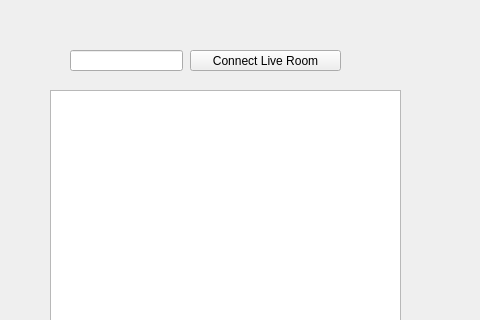
First picture: the form in src/ui/mainwindow.ui, repository Fidelxyz/bilibili-live-danmuku, before the edit; both pictures show x 0 to 480 and y 0 to 320 of the 800 by 600 pixel window.
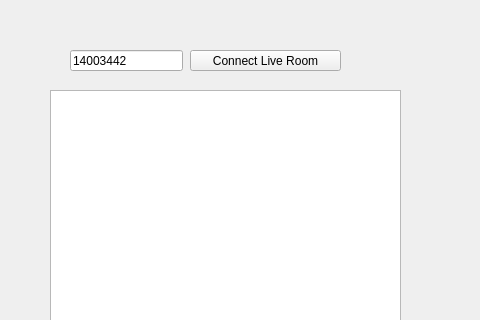
Second picture: the form after the edit.

The edit to the form file:
```diff
--- a/src/ui/mainwindow.ui
+++ b/src/ui/mainwindow.ui
@@ -42,6 +42,9 @@
        <height>21</height>
       </rect>
      </property>
+     <property name="text">
+      <string>14003442</string>
+     </property>
     </widget>
     <widget class="QPushButton" name="btn_ConnectLiveRoom">
      <property name="geometry">
```
Left out of the diff: 2 changed lines with no effect on the pictures.
